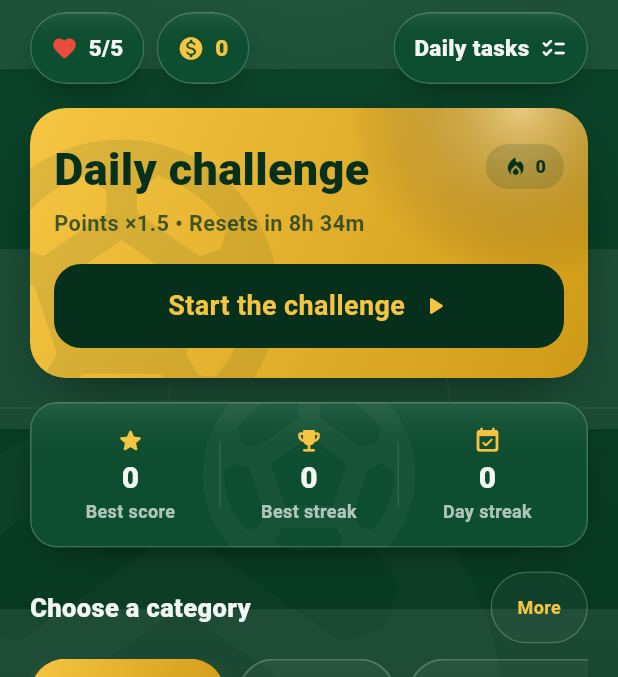
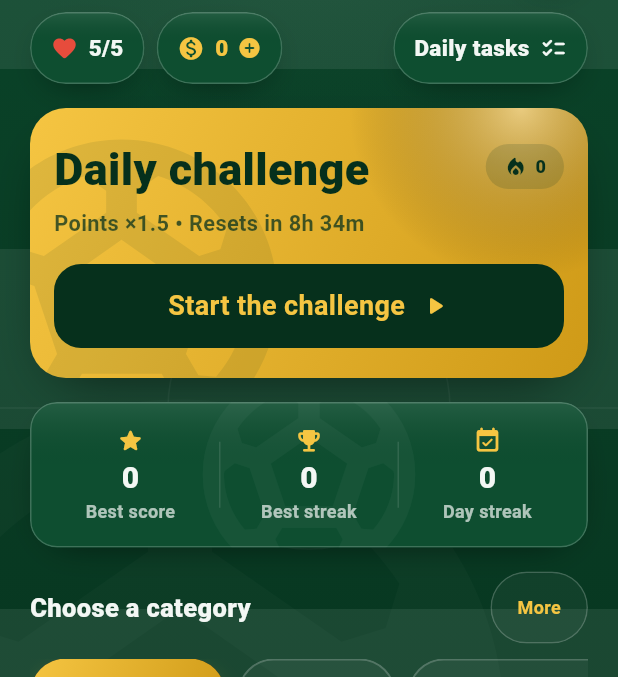
Before and after one commit to Oasis-Forge/koora-trivia, a Flutter app: the HomeScreen screen opened directly, on a phone screen of 412 x 824 dp, the part 111-788 px from its top. Run offline on Flutter 3.47's test engine with Material 3 defaults, Android fonts, the phone set to English and light mode, and no system bars; our stand-ins replace flutter_local_notifications, flutter_timezone, google_mobile_ads, in_app_purchase, in_app_review, package_info_plus and 3 more; missing offline and left inert: in_app_purchase_android, in_app_update; accounts and stored records are empty; statements that could not run were skipped.

Commit message:
Coin badge opens the shop from every screen
It looked like a button but only worked on Home. It now opens the shop
from every screen except the shop itself, shows a small plus to say
so, and has a screen-reader label.

Co-Authored-By: Claude Opus 5 <noreply@anthropic.com>

```diff
--- a/lib/core/constants/app_strings.dart
+++ b/lib/core/constants/app_strings.dart
@@ -231,6 +231,7 @@ class AppText {
   String get chestOpened => 'فُتح الصندوق!';
   String get tasksResetHint => 'تتجدّد المهام كل يوم عند منتصف الليل';
   String get shop => 'المتجر';
+  String coinsOpenShop(String coins) => 'رصيدك $coins — افتح المتجر';
   String get refillHearts => 'ملء القلوب';
   String get hintsPack => 'حزمة مساعدات';
   String get notEnoughCoins => 'عملاتك لا تكفي';
--- a/lib/core/constants/app_strings_en.dart
+++ b/lib/core/constants/app_strings_en.dart
@@ -328,6 +328,8 @@ class EnglishText implements AppText {
   @override
   String get shop => 'Shop';
   @override
+  String coinsOpenShop(String coins) => 'You have $coins — open the shop';
+  @override
   String get refillHearts => 'Refill hearts';
   @override
   String get hintsPack => 'Hints pack';
--- a/lib/presentation/screens/home_screen.dart
+++ b/lib/presentation/screens/home_screen.dart
@@ -19,7 +19,6 @@ import '../widgets/surface.dart';
 import 'categories_screen.dart';
 import 'quiz_screen.dart';
 import 'settings_screen.dart';
-import 'shop_screen.dart';
 import 'tasks_screen.dart';
 
 class HomeScreen extends StatefulWidget {
@@ -199,9 +198,7 @@ class _StatusRow extends StatelessWidget {
       children: [
         const HeartsBar(),
         const SizedBox(width: 8),
-        CoinBadge(
-          onTap: () => Navigator.of(context).pushNamed(ShopScreen.routeName),
-        ),
+        const CoinBadge(),
         const SizedBox(width: 8),
         // مرن لا `Spacer`: على الهاتف الضيق يتقلّص نص الحبّة بدل أن يفيض الصف.
         Flexible(
--- a/lib/presentation/screens/shop_screen.dart
+++ b/lib/presentation/screens/shop_screen.dart
@@ -57,7 +57,7 @@ class _ShopScreenState extends State<ShopScreen> {
                 children: [
                   HeartsBar(),
                   SizedBox(width: 8),
-                  CoinBadge(),
+                  CoinBadge(opensShop: false),
                 ],
               ),
               const SizedBox(height: 16),
--- a/lib/presentation/widgets/coin_badge.dart
+++ b/lib/presentation/widgets/coin_badge.dart
@@ -1,26 +1,44 @@
 import 'package:flutter/material.dart';
 import 'package:provider/provider.dart';
 
+import '../../core/constants/app_strings.dart';
 import '../../core/theme/app_colors.dart';
+import '../../core/utils/arabic_count.dart';
 import '../providers/economy_provider.dart';
+import '../screens/shop_screen.dart';
 import 'surface.dart';
 
-/// شارة رصيد العملات — حبّة ذهبية بارتفاع 48 مثل بقية الحبّات.
+/// شارة رصيد العملات — حبّة ذهبية بارتفاع 48 تفتح المتجر من أي شاشة.
+///
+/// كانت تبدو زراً ولا تعمل إلا في الرئيسية؛ ومع بيع العملات صار «+» ولمسها
+/// الطريق الطبيعي إلى المتجر. في المتجر نفسه تبقى رصيداً فقط.
 class CoinBadge extends StatelessWidget {
-  const CoinBadge({super.key, this.onTap});
+  const CoinBadge({super.key, this.opensShop = true});
 
-  final VoidCallback? onTap;
+  final bool opensShop;
 
   @override
   Widget build(BuildContext context) {
     final coins = context.watch<EconomyProvider>().coins;
 
-    return StatusPill(
-      icon: Icons.monetization_on_rounded,
-      iconColor: AppColors.gold,
-      label: '$coins',
-      labelColor: AppColors.gold,
-      onTap: onTap,
+    return Semantics(
+      button: opensShop,
+      label: opensShop
+          ? AppStrings.coinsOpenShop(
+              ArabicCount.format(coins, ArabicNoun.coin),
+            )
+          : null,
+      excludeSemantics: opensShop,
+      child: StatusPill(
+        icon: Icons.monetization_on_rounded,
+        iconColor: AppColors.gold,
+        label: '$coins',
+        labelColor: AppColors.gold,
+        trailingIcon: opensShop ? Icons.add_circle_rounded : null,
+        onTap: opensShop
+            ? () => Navigator.of(context).pushNamed(ShopScreen.routeName)
+            : null,
+      ),
     );
   }
 }
--- a/lib/presentation/widgets/surface.dart
+++ b/lib/presentation/widgets/surface.dart
@@ -72,6 +72,7 @@ class StatusPill extends StatelessWidget {
     this.labelColor,
     this.onTap,
     this.iconAtEnd = false,
+    this.trailingIcon,
   });
 
   final IconData icon;
@@ -85,6 +86,9 @@ class StatusPill extends StatelessWidget {
 
   /// الأيقونة بعد النص (زر «المهام اليومية» مثلاً).
   final bool iconAtEnd;
+
+  /// أيقونة صغيرة في آخر الحبّة تقول إنها تُلمس، مثل «+» شارة العملات.
+  final IconData? trailingIcon;
 
   @override
   Widget build(BuildContext context) {
@@ -127,6 +131,10 @@ class StatusPill extends StatelessWidget {
               ),
             ],
             if (iconAtEnd) ...[const SizedBox(width: 7), iconWidget],
+            if (trailingIcon != null) ...[
+              const SizedBox(width: 6),
+              Icon(trailingIcon, size: 16, color: labelColor ?? AppColors.chalk),
+            ],
           ],
           ),
         ),
```
Also changed, not shown: 1 other file.
